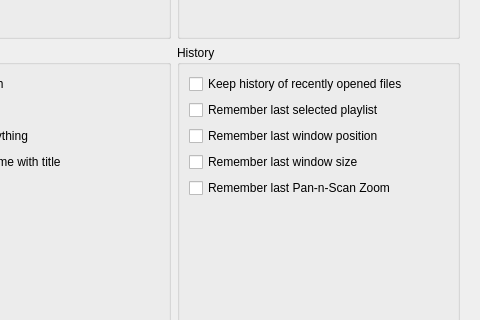
Above: settingswindow.ui from mpc-qt/mpc-qt before the change; both pictures show x 287 to 767 and y 349 to 669 of the 767 by 787 pixel window. Below: the same form after it.
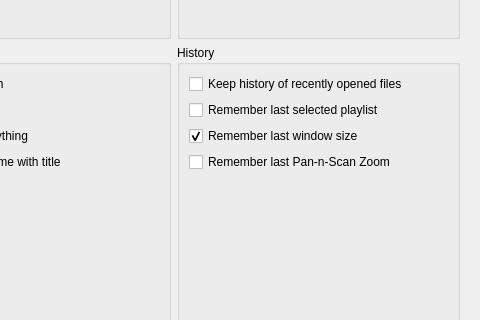
That is the form after the change. The open tabs and pages were chosen to show the change.

Commit message:
settingswindow: mash the window position+size settings together
Saving and restoring geometry will be much easier.  Avoid the case of
fiddling around with requried sizes, computing rectangles and all that,
especially when the window manager takes time to decorate the windows.

The edit to the form file:
```diff
--- a/settingswindow.ui
+++ b/settingswindow.ui
@@ -313,17 +313,13 @@
                </widget>
               </item>
               <item>
-               <widget class="QCheckBox" name="playerRememberWindowPosition">
-                <property name="text">
-                 <string>Remember last window position</string>
-                </property>
-               </widget>
-              </item>
-              <item>
-               <widget class="QCheckBox" name="playerRememberWindowSize">
+               <widget class="QCheckBox" name="playerRememberWindowGeometry">
                 <property name="text">
                  <string>Remember last window size</string>
                 </property>
+                <property name="checked">
+                 <bool>true</bool>
+                </property>
                </widget>
               </item>
               <item>
```
Left out of the diff: 2 changed lines with no effect on the pictures. The commit also changes 2 other files.
